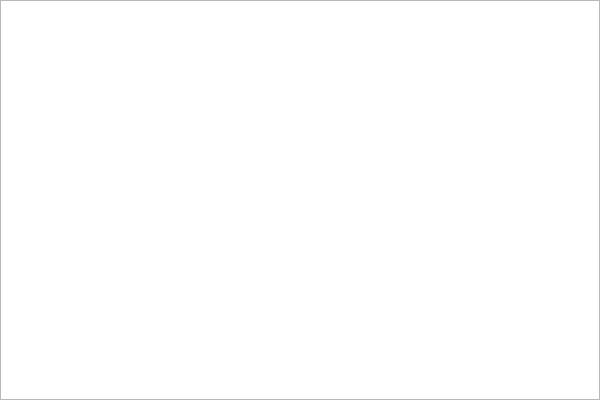
The window that src/main_window.ui (renchangjiu/HashTool) describes before a commit, drawn with Qt 5.
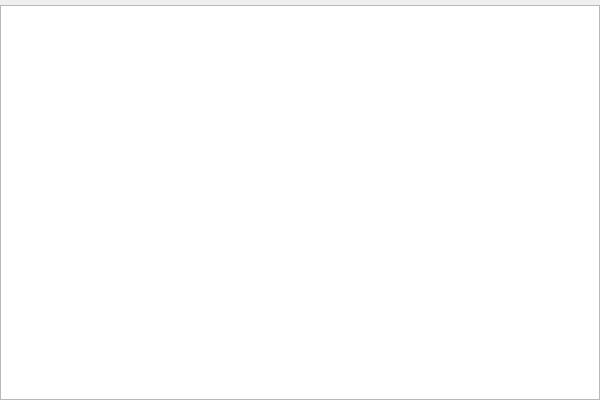
The same window after the commit.

Patch:
```diff
--- a/src/main_window.ui
+++ b/src/main_window.ui
@@ -18,7 +18,7 @@
     <number>0</number>
    </property>
    <property name="topMargin">
-    <number>0</number>
+    <number>5</number>
    </property>
    <property name="rightMargin">
     <number>0</number>
```
